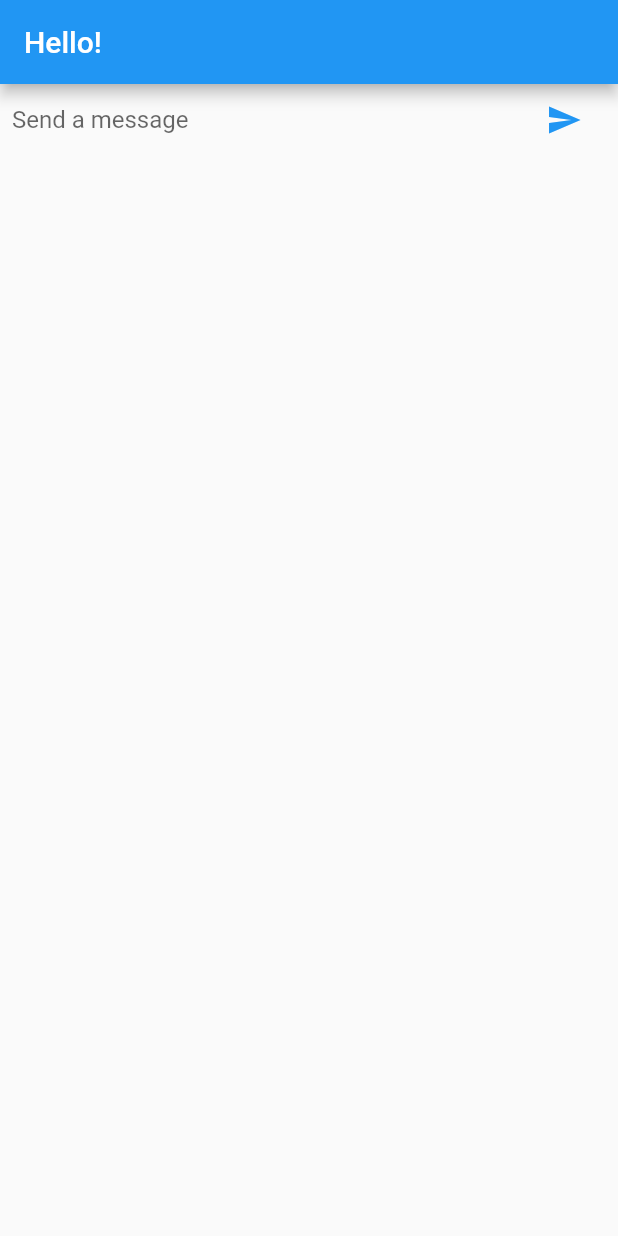
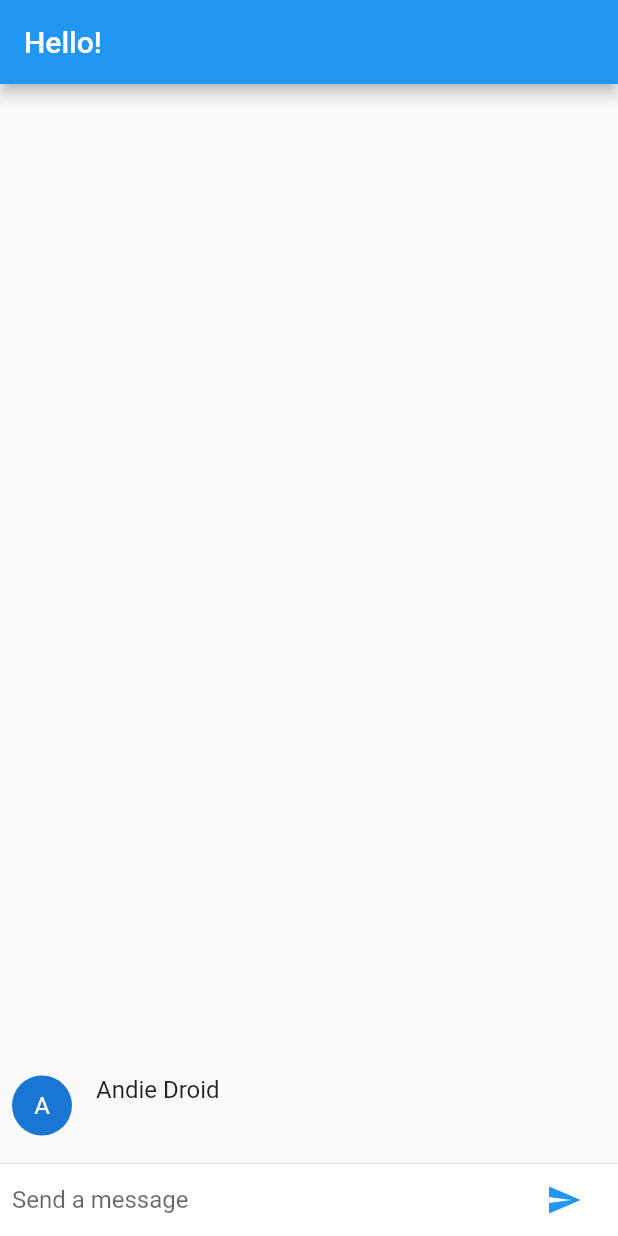
Before and after one commit to petehouston/201-Animations, a Flutter app: the screen it shows after launch, after a tap on the "send" icon, on a phone screen of 412 x 824 dp. Run offline on Flutter 3.47's test engine with Material 2 defaults, Android fonts, the phone set to English and light mode, and no system bars.

```diff
--- a/codelabs/friendlychat/lib/main.dart
+++ b/codelabs/friendlychat/lib/main.dart
@@ -1,4 +1,37 @@
 import 'package:flutter/material.dart';
+
+const String _name = "Andie Droid";
+
+class FriendlyChatMessage extends StatelessWidget {
+  final String text;
+  FriendlyChatMessage({this.text});
+
+  @override
+  Widget build(BuildContext context) {
+    return new Container(
+      margin: const EdgeInsets.symmetric(vertical: 10.0),
+      child: new Row(
+        crossAxisAlignment: CrossAxisAlignment.start,
+        children: <Widget>[
+          new Container(
+            margin: const EdgeInsets.only(right: 16.0),
+            child: new CircleAvatar(child: new Text(_name[0])),
+          ),
+          new Column(
+            crossAxisAlignment: CrossAxisAlignment.start,
+            children: <Widget>[
+              new Text(_name, style: Theme.of(context).textTheme.subhead),
+              new Container(
+                margin: const EdgeInsets.only(top: 5.0),
+                child: new Text(text),
+              ),
+            ],
+          ),
+        ],
+      ),
+    );
+  }
+}
 
 class FriendlyChatApp extends StatelessWidget {
   @override
@@ -16,11 +49,16 @@ class FriendlyChatScreen extends StatefulWidget {
 }
 
 class FriendlyChatScreenState extends State<FriendlyChatScreen> {
+  final List<FriendlyChatMessage> _messages = <FriendlyChatMessage>[];
   final TextEditingController _textController = new TextEditingController();
 
   void _handleSubmitted(String text) {
     print("Submitted Text: $text");
     _textController.clear();
+    FriendlyChatMessage message = FriendlyChatMessage(text: text);
+    setState(() {
+      _messages.insert(0, message);
+    });
   }
 
   Widget _buildTextComposer() {
@@ -57,7 +95,25 @@ class FriendlyChatScreenState extends State<FriendlyChatScreen> {
       appBar: new AppBar(
         title: new Text("Hello! "),
       ),
-      body: _buildTextComposer(),
+      body: new Column(
+        children: <Widget>[
+          new Flexible(
+            child: ListView.builder(
+              padding: new EdgeInsets.all(8.0), //new
+              reverse: true, //new
+              itemBuilder: (_, int index) => _messages[index], //new
+              itemCount: _messages.length,
+            ),
+          ),
+          new Divider(height: 1.0),
+          new Container(
+            decoration: new BoxDecoration(
+              color: Theme.of(context).cardColor,
+            ),
+            child: _buildTextComposer(),
+          ),
+        ],
+      ),
     );
   }
 }
```
